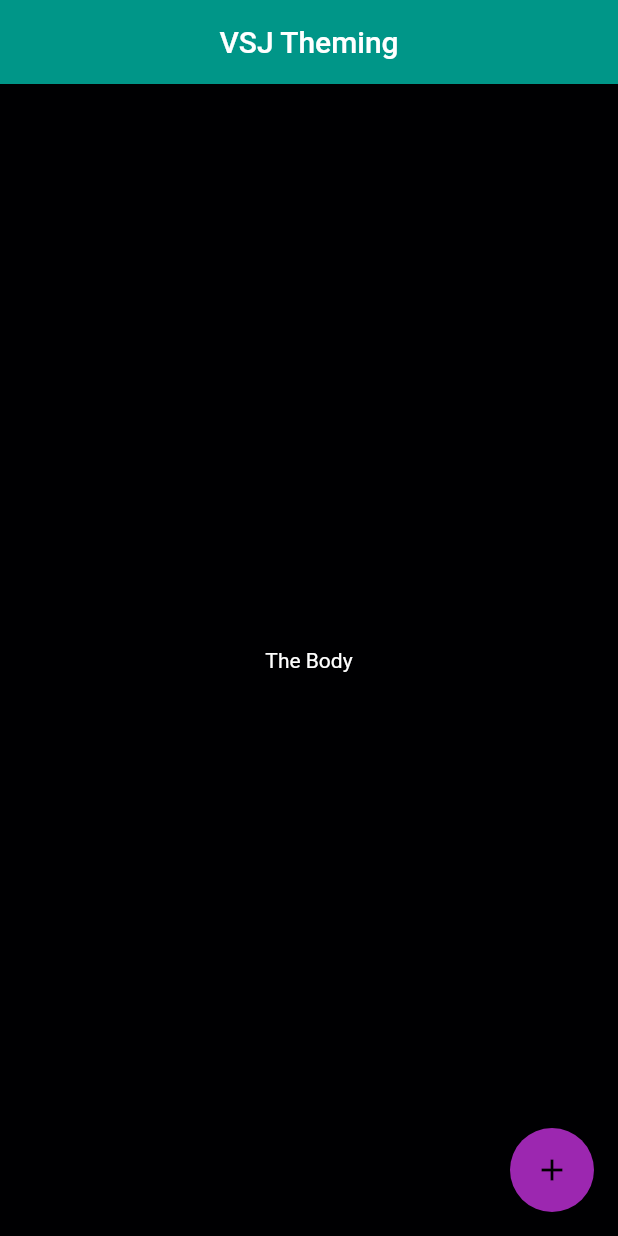
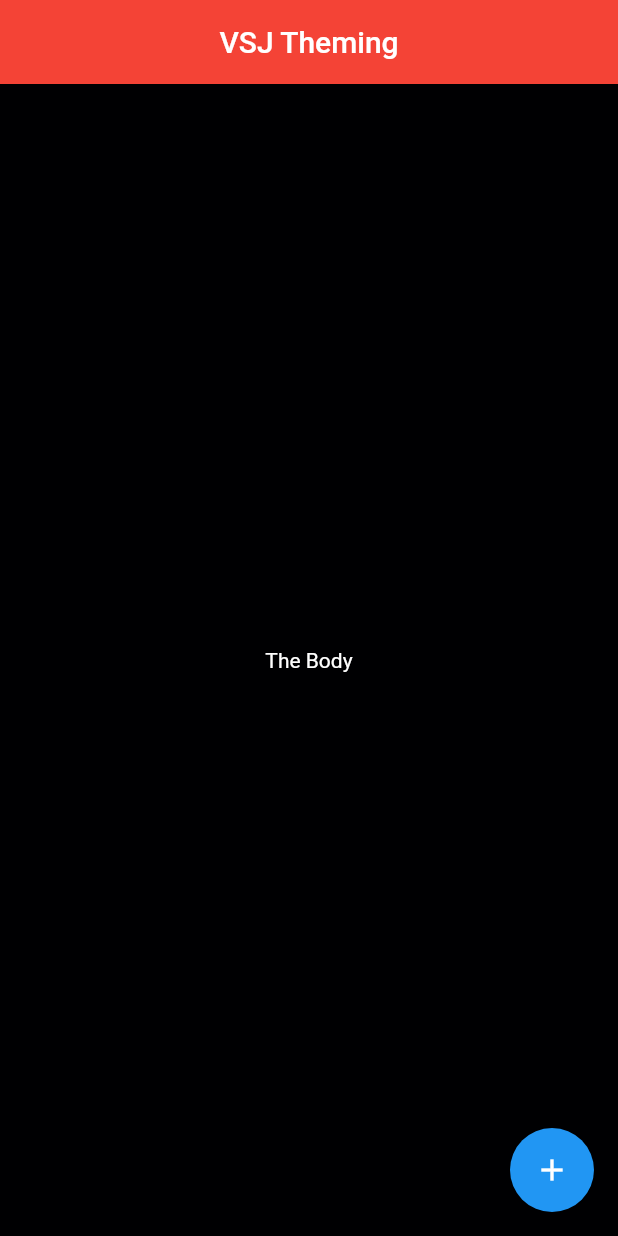
Before and after one commit to Varanasi-Software-Junction/Flutter-Theming, a Flutter app: the screen it shows after launch, on a phone screen of 412 x 824 dp. Run offline on Flutter 3.47's test engine with Material 2 defaults, Android fonts, the phone set to English and light mode, and no system bars.

Commit message:
Secondary Theme

```diff
--- /dev/null
+++ b/flutter_plugin/lib/VSJStateful.dart
@@ -0,0 +1,27 @@
+import 'package:flutter/material.dart';
+
+class VSJStateful extends StatefulWidget {
+  @override
+  _VSJStatefulState createState() => _VSJStatefulState();
+}
+
+class _VSJStatefulState extends State<VSJStateful> {
+  @override
+  Widget build(BuildContext context) {
+    return Scaffold(
+      appBar: AppBar(
+        centerTitle: true,
+        title: Text('VSJ Theming'),
+      ),
+      body: Center(
+        child: Text('The Body'),
+      ),
+      floatingActionButton: Theme(
+        data: ThemeData.light(),
+        child: FloatingActionButton(
+          child: Icon(Icons.add),
+        ),
+      ),
+    );
+  }
+}
--- /dev/null
+++ b/flutter_plugin/lib/VSJStateless.dart
@@ -0,0 +1,20 @@
+import 'package:flutter/material.dart';
+import 'package:vsjthemes/VSJStateful.dart';
+class VSJStateless extends StatelessWidget {
+  @override
+  Widget build(BuildContext context) {
+    return MaterialApp(
+      theme: ThemeData.dark().copyWith(
+        primaryColor: Colors.red,
+        accentColor: Colors.purple,
+        scaffoldBackgroundColor: Color(0xFF000002),
+        textTheme: TextTheme(
+          body1: TextStyle(
+            color: Colors.white,
+          ),
+        ),
+      ),
+      home: VSJStateful(),
+    );
+  }
+}
--- a/flutter_plugin/lib/main.dart
+++ b/flutter_plugin/lib/main.dart
@@ -1,45 +1,4 @@
 import 'package:flutter/material.dart';
-
+import 'package:vsjthemes/VSJStateful.dart';
+import 'package:vsjthemes/VSJStateless.dart';
 void main() => runApp(VSJStateless());
-
-class VSJStateless extends StatelessWidget {
-  @override
-  Widget build(BuildContext context) {
-    return MaterialApp(
-      theme: ThemeData.dark().copyWith(
-        primaryColor: Colors.teal,
-        accentColor: Colors.purple,
-        scaffoldBackgroundColor: Color(0xFF000002),
-        textTheme: TextTheme(
-          body1: TextStyle(
-            color: Colors.white,
-          ),
-        ),
-      ),
-      home: VSJStateful(),
-    );
-  }
-}
-
-class VSJStateful extends StatefulWidget {
-  @override
-  _VSJStatefulState createState() => _VSJStatefulState();
-}
-
-class _VSJStatefulState extends State<VSJStateful> {
-  @override
-  Widget build(BuildContext context) {
-    return Scaffold(
-      appBar: AppBar(
-        centerTitle: true,
-        title: Text('VSJ Theming'),
-      ),
-      body: Center(
-        child: Text('The Body'),
-      ),
-      floatingActionButton: FloatingActionButton(
-        child: Icon(Icons.add),
-      ),
-    );
-  }
-}
--- a/flutter_plugin/pubspec.yaml
+++ b/flutter_plugin/pubspec.yaml
@@ -1,4 +1,4 @@
-name: bmi_calculator
+name: vsjthemes
 description: A new Flutter application.
 
 version: 1.0.0+1
```
